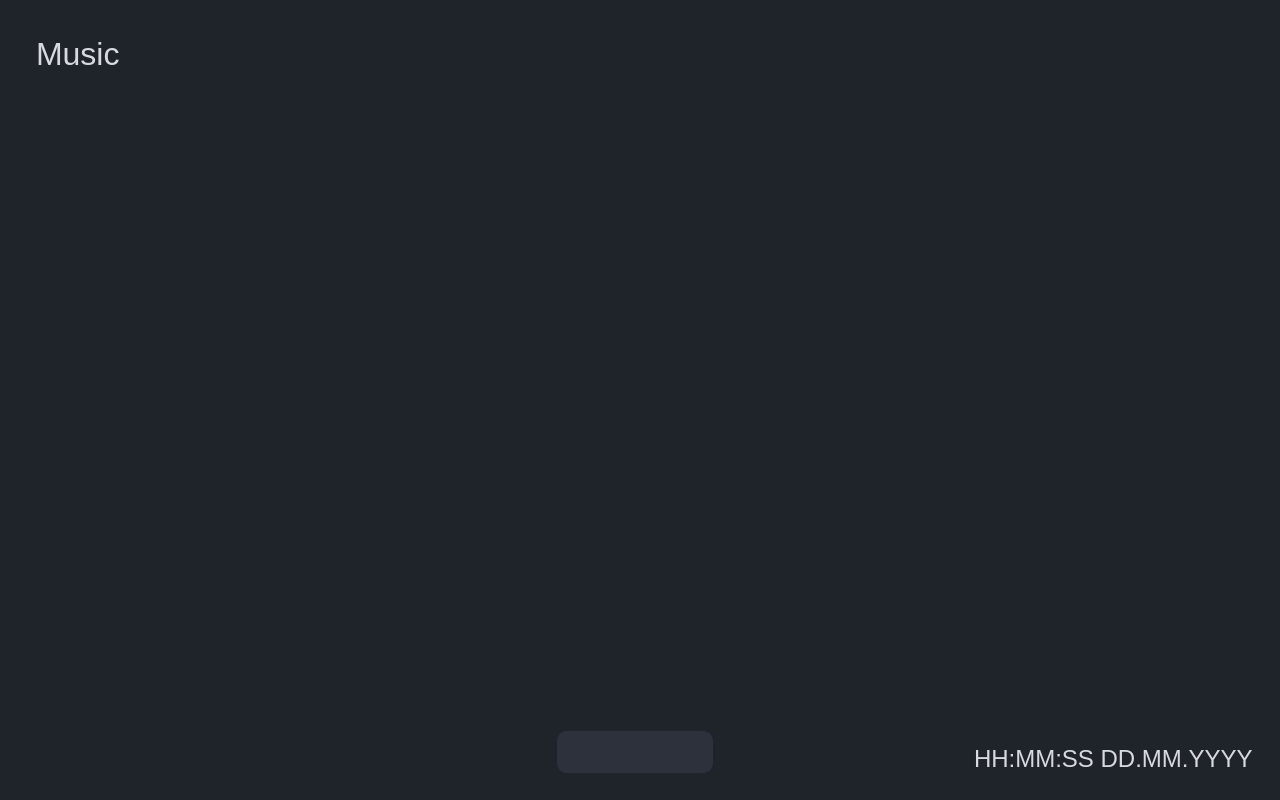
Above: SmartHome/mainwindow.ui from Mirko-A/SmartHome before the change. Below: the same form after it.
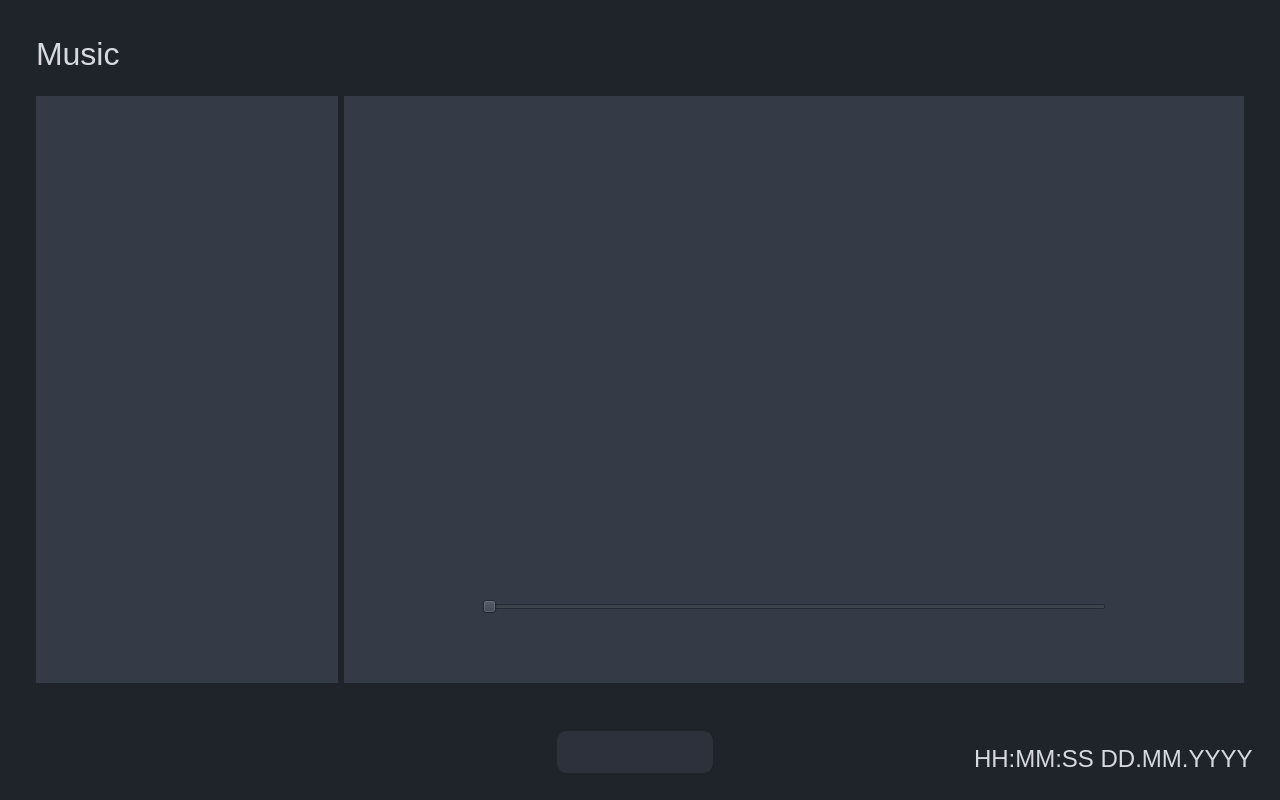
That is the form after the change. The open tabs and pages were chosen to show the change. Icons and pictures are not drawn.

Commit message: Added music player ui skeleton and multimedia library

The edit to the form file:
```diff
--- a/SmartHome/mainwindow.ui
+++ b/SmartHome/mainwindow.ui
@@ -1200,7 +1200,308 @@
             </widget>
            </item>
            <item>
-            <widget class="QWidget" name="musicBody" native="true"/>
+            <widget class="QWidget" name="musicBody" native="true">
+             <property name="styleSheet">
+              <string notr="true"/>
+             </property>
+             <layout class="QHBoxLayout" name="horizontalLayout_38">
+              <item>
+               <widget class="QWidget" name="musicPlayerLeftContainer" native="true">
+                <property name="styleSheet">
+                 <string notr="true">* {
+	background-color: #343b47;
+}
+
+QPushButton {
+	padding: 2px;
+	border-radius: 5px;
+}
+
+QPushButton:hover {
+	background-color: #434158;
+}</string>
+                </property>
+                <layout class="QHBoxLayout" name="horizontalLayout_34">
+                 <item>
+                  <widget class="QWidget" name="musicPlaylistContainer" native="true">
+                   <layout class="QVBoxLayout" name="verticalLayout_22">
+                    <item alignment="Qt::AlignLeft">
+                     <widget class="QWidget" name="musicPlaylistControls" native="true">
+                      <layout class="QHBoxLayout" name="horizontalLayout_35">
+                       <item>
+                        <widget class="QPushButton" name="musicPlaylistRemoveBtn">
+                         <property name="toolTip">
+                          <string>Add new files</string>
+                         </property>
+                         <property name="text">
+                          <string/>
+                         </property>
+                         <property name="icon">
+                          <iconset>
+                           <normaloff>../resource/icons/file-plus.svg</normaloff>../resource/icons/file-plus.svg</iconset>
+                         </property>
+                         <property name="iconSize">
+                          <size>
+                           <width>20</width>
+                           <height>20</height>
+                          </size>
+                         </property>
+                        </widget>
+                       </item>
+                       <item>
+                        <widget class="QPushButton" name="musicPlaylistAddBtn">
+                         <property name="toolTip">
+                          <string>Remove selected files</string>
+                         </property>
+                         <property name="text">
+                          <string/>
+                         </property>
+                         <property name="icon">
+                          <iconset>
+                           <normaloff>../resource/icons/trash-2.svg</normaloff>../resource/icons/trash-2.svg</iconset>
+                         </property>
+                         <property name="iconSize">
+                          <size>
+                           <width>20</width>
+                           <height>20</height>
+                          </size>
+                         </property>
+                        </widget>
+                       </item>
+                      </layout>
+                     </widget>
+                    </item>
+                    <item>
+                     <widget class="QListWidget" name="musicPlaylistList"/>
+                    </item>
+                   </layout>
+                  </widget>
+                 </item>
+                </layout>
+               </widget>
+              </item>
+              <item>
+               <widget class="QWidget" name="musicPlayerRightContainer" native="true">
+                <property name="minimumSize">
+                 <size>
+                  <width>900</width>
+                  <height>0</height>
+                 </size>
+                </property>
+                <property name="styleSheet">
+                 <string notr="true">* {
+	background-color: #343b47;
+}
+
+QPushButton {
+	padding: 5px;
+	border-radius: 15px;
+}
+
+QPushButton:hover {
+	background-color: #434158;
+}</string>
+                </property>
+                <layout class="QVBoxLayout" name="verticalLayout_21">
+                 <item>
+                  <widget class="QWidget" name="musicPlayerViewContainer" native="true">
+                   <property name="sizePolicy">
+                    <sizepolicy hsizetype="Preferred" vsizetype="Preferred">
+                     <horstretch>0</horstretch>
+                     <verstretch>0</verstretch>
+                    </sizepolicy>
+                   </property>
+                   <property name="minimumSize">
+                    <size>
+                     <width>0</width>
+                     <height>0</height>
+                    </size>
+                   </property>
+                   <layout class="QVBoxLayout" name="verticalLayout_20">
+                    <item>
+                     <widget class="QGraphicsView" name="musicPlayerView"/>
+                    </item>
+                   </layout>
+                  </widget>
+                 </item>
+                 <item>
+                  <widget class="QWidget" name="musicPlayerSliderContainer" native="true">
+                   <property name="sizePolicy">
+                    <sizepolicy hsizetype="Preferred" vsizetype="Preferred">
+                     <horstretch>0</horstretch>
+                     <verstretch>0</verstretch>
+                    </sizepolicy>
+                   </property>
+                   <property name="minimumSize">
+                    <size>
+                     <width>0</width>
+                     <height>0</height>
+                    </size>
+                   </property>
+                   <layout class="QHBoxLayout" name="horizontalLayout_37">
+                    <item>
+                     <spacer name="musicPlayerSliderLeftSpacer">
+                      <property name="orientation">
+                       <enum>Qt::Horizontal</enum>
+                      </property>
+                      <property name="sizeType">
+                       <enum>QSizePolicy::Fixed</enum>
+                      </property>
+                      <property name="sizeHint" stdset="0">
+                       <size>
+                        <width>120</width>
+                        <height>20</height>
+                       </size>
+                      </property>
+                     </spacer>
+                    </item>
+                    <item>
+                     <widget class="QSlider" name="musicPlayerSlider">
+                      <property name="sizePolicy">
+                       <sizepolicy hsizetype="Preferred" vsizetype="Preferred">
+                        <horstretch>0</horstretch>
+                        <verstretch>0</verstretch>
+                       </sizepolicy>
+                      </property>
+                      <property name="orientation">
+                       <enum>Qt::Horizontal</enum>
+                      </property>
+                     </widget>
+                    </item>
+                    <item>
+                     <spacer name="musicPlayerSliderRightSpacer">
+                      <property name="orientation">
+                       <enum>Qt::Horizontal</enum>
+                      </property>
+                      <property name="sizeType">
+                       <enum>QSizePolicy::Fixed</enum>
+                      </property>
+                      <property name="sizeHint" stdset="0">
+                       <size>
+                        <width>120</width>
+                        <height>20</height>
+                       </size>
+                      </property>
+                     </spacer>
+                    </item>
+                   </layout>
+                  </widget>
+                 </item>
+                 <item alignment="Qt::AlignHCenter">
+                  <widget class="QWidget" name="musicPlayerControls" native="true">
+                   <layout class="QHBoxLayout" name="horizontalLayout_36">
+                    <item>
+                     <widget class="QPushButton" name="musicPlayerPreviousSong">
+                      <property name="sizePolicy">
+                       <sizepolicy hsizetype="Fixed" vsizetype="Fixed">
+                        <horstretch>0</horstretch>
+                        <verstretch>0</verstretch>
+                       </sizepolicy>
+                      </property>
+                      <property name="text">
+                       <string/>
+                      </property>
+                      <property name="icon">
+                       <iconset>
+                        <normaloff>../resource/icons/skip-back.svg</normaloff>../resource/icons/skip-back.svg</iconset>
+                      </property>
+                      <property name="iconSize">
+                       <size>
+                        <width>40</width>
+                        <height>40</height>
+                       </size>
+                      </property>
+                     </widget>
+                    </item>
+                    <item>
+                     <spacer name="musicPlayerControlsLeftSpacer">
+                      <property name="orientation">
+                       <enum>Qt::Horizontal</enum>
+                      </property>
+                      <property name="sizeType">
+                       <enum>QSizePolicy::Fixed</enum>
+                      </property>
+                      <property name="sizeHint" stdset="0">
+                       <size>
+                        <width>30</width>
+                        <height>20</height>
+                       </size>
+                      </property>
+                     </spacer>
+                    </item>
+                    <item>
+                     <widget class="QPushButton" name="musicPlayerPlaySong">
+                      <property name="sizePolicy">
+                       <sizepolicy hsizetype="Fixed" vsizetype="Fixed">
+                        <horstretch>0</horstretch>
+                        <verstretch>0</verstretch>
+                       </sizepolicy>
+                      </property>
+                      <property name="text">
+                       <string/>
+                      </property>
+                      <property name="icon">
+                       <iconset>
+                        <normaloff>../resource/icons/play.svg</normaloff>../resource/icons/play.svg</iconset>
+                      </property>
+                      <property name="iconSize">
+                       <size>
+                        <width>40</width>
+                        <height>40</height>
+                       </size>
+                      </property>
+                      <property name="checkable">
+                       <bool>true</bool>
+                      </property>
+                     </widget>
+                    </item>
+                    <item>
+                     <spacer name="musicPlayerControlsRightSpacer">
+                      <property name="orientation">
+                       <enum>Qt::Horizontal</enum>
+                      </property>
+                      <property name="sizeType">
+                       <enum>QSizePolicy::Fixed</enum>
+                      </property>
+                      <property name="sizeHint" stdset="0">
+                       <size>
+                        <width>30</width>
+                        <height>20</height>
+                       </size>
+                      </property>
+                     </spacer>
+                    </item>
+                    <item>
+                     <widget class="QPushButton" name="musicPlayerNextSong">
+                      <property name="sizePolicy">
+                       <sizepolicy hsizetype="Fixed" vsizetype="Fixed">
+                        <horstretch>0</horstretch>
+                        <verstretch>0</verstretch>
+                       </sizepolicy>
+                      </property>
+                      <property name="text">
+                       <string/>
+                      </property>
+                      <property name="icon">
+                       <iconset>
+                        <normaloff>../resource/icons/skip-forward.svg</normaloff>../resource/icons/skip-forward.svg</iconset>
+                      </property>
+                      <property name="iconSize">
+                       <size>
+                        <width>40</width>
+                        <height>40</height>
+                       </size>
+                      </property>
+                     </widget>
+                    </item>
+                   </layout>
+                  </widget>
+                 </item>
+                </layout>
+               </widget>
+              </item>
+             </layout>
+            </widget>
            </item>
           </layout>
          </widget>
```
Left out of the diff: 13 changed lines with no effect on the pictures. The commit also changes 7 other files.
